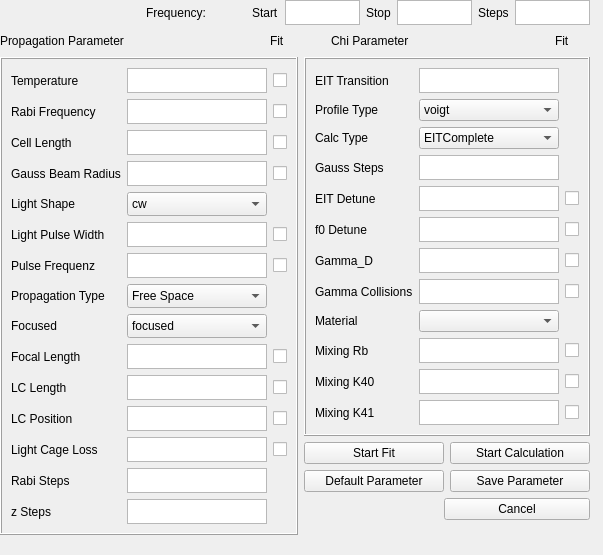
First picture: the form in spectralEIT/ui/Darwin_configurationTab.ui, repository ritterdo/spectralEIT, before the edit.
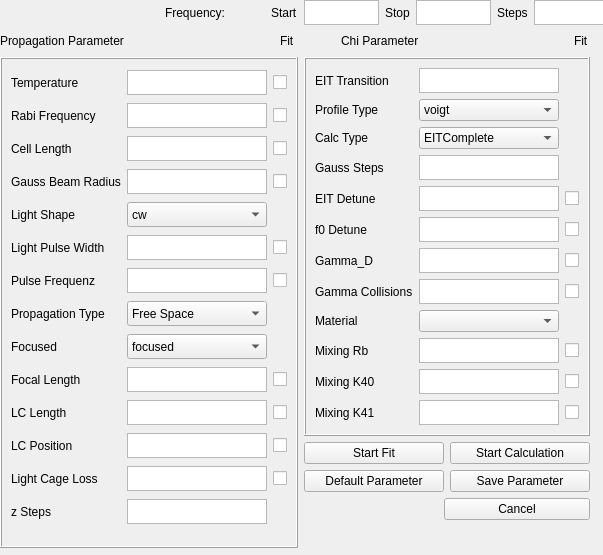
Second picture: the form after the edit.

Commit message: remove RabiSteps parameter

```diff
--- a/spectralEIT/ui/Darwin_configurationTab.ui
+++ b/spectralEIT/ui/Darwin_configurationTab.ui
@@ -21,8 +21,8 @@
     <rect>
      <x>0</x>
      <y>0</y>
-     <width>610</width>
-     <height>551</height>
+     <width>629</width>
+     <height>576</height>
     </rect>
    </property>
    <layout class="QVBoxLayout" name="verticalLayout">
@@ -331,12 +331,12 @@
         </property>
         <layout class="QHBoxLayout" name="horizontalLayout_8">
          <item>
-          <layout class="QGridLayout" name="gridLayout" rowstretch="0,0,0,0,0,0,0,0,0,0,0,0,0,0,0" columnstretch="0,0,0">
+          <layout class="QGridLayout" name="gridLayout" rowstretch="0,0,0,0,0,0,0,0,0,0,0,0,0,0" columnstretch="0,0,0">
            <property name="sizeConstraint">
             <enum>QLayout::SetFixedSize</enum>
            </property>
-           <item row="0" column="0">
-            <widget class="QLabel" name="label_par_T">
+           <item row="6" column="0">
+            <widget class="QLabel" name="label_par_pulseFreq">
              <property name="sizePolicy">
               <sizepolicy hsizetype="Minimum" vsizetype="Minimum">
                <horstretch>0</horstretch>
@@ -350,10 +350,52 @@
               <bool>true</bool>
              </property>
              <property name="text">
-              <string>Temperature</string>
+              <string>Pulse Frequenz</string>
              </property>
             </widget>
            </item>
+           <item row="5" column="2">
+            <widget class="QCheckBox" name="checkBox_dt">
+             <property name="sizePolicy">
+              <sizepolicy hsizetype="Minimum" vsizetype="Minimum">
+               <horstretch>0</horstretch>
+               <verstretch>0</verstretch>
+              </sizepolicy>
+             </property>
+             <property name="cursor">
+              <cursorShape>PointingHandCursor</cursorShape>
+             </property>
+             <property name="text">
+              <string/>
+             </property>
+            </widget>
+           </item>
+           <item row="7" column="1">
+            <widget class="QComboBox" name="comboBox_prop">
+             <property name="sizePolicy">
+              <sizepolicy hsizetype="Minimum" vsizetype="Minimum">
+               <horstretch>0</horstretch>
+               <verstretch>0</verstretch>
+              </sizepolicy>
+             </property>
+             <property name="maximumSize">
+              <size>
+               <width>140</width>
+               <height>25</height>
+              </size>
+             </property>
+             <item>
+              <property name="text">
+               <string>Free Space</string>
+              </property>
+             </item>
+             <item>
+              <property name="text">
+               <string>Light Cage</string>
+              </property>
+             </item>
+            </widget>
+           </item>
            <item row="8" column="1">
             <widget class="QComboBox" name="comboBox_propType">
              <property name="sizePolicy">
@@ -380,49 +422,6 @@
              </item>
             </widget>
            </item>
-           <item row="9" column="1">
-            <widget class="QTextEdit" name="textEdit_par_focalLength">
-             <property name="sizePolicy">
-              <sizepolicy hsizetype="Minimum" vsizetype="Minimum">
-               <horstretch>0</horstretch>
-               <verstretch>0</verstretch>
-              </sizepolicy>
-             </property>
-             <property name="maximumSize">
-              <size>
-               <width>140</width>
-               <height>25</height>
-              </size>
-             </property>
-             <property name="font">
-              <font>
-               <pointsize>8</pointsize>
-              </font>
-             </property>
-             <property name="cursor" stdset="0">
-              <cursorShape>IBeamCursor</cursorShape>
-             </property>
-             <property name="tabChangesFocus">
-              <bool>true</bool>
-             </property>
-            </widget>
-           </item>
-           <item row="5" column="2">
-            <widget class="QCheckBox" name="checkBox_dt">
-             <property name="sizePolicy">
-              <sizepolicy hsizetype="Minimum" vsizetype="Minimum">
-               <horstretch>0</horstretch>
-               <verstretch>0</verstretch>
-              </sizepolicy>
-             </property>
-             <property name="cursor">
-              <cursorShape>PointingHandCursor</cursorShape>
-             </property>
-             <property name="text">
-              <string/>
-             </property>
-            </widget>
-           </item>
            <item row="7" column="0">
             <widget class="QLabel" name="label_par_prop">
              <property name="sizePolicy">
@@ -442,8 +441,28 @@
              </property>
             </widget>
            </item>
-           <item row="3" column="0">
-            <widget class="QLabel" name="label_par_width0">
+           <item row="4" column="1">
+            <widget class="QComboBox" name="comboBox_lightShape">
+             <property name="maximumSize">
+              <size>
+               <width>140</width>
+               <height>25</height>
+              </size>
+             </property>
+             <item>
+              <property name="text">
+               <string>cw</string>
+              </property>
+             </item>
+             <item>
+              <property name="text">
+               <string>pulse</string>
+              </property>
+             </item>
+            </widget>
+           </item>
+           <item row="0" column="0">
+            <widget class="QLabel" name="label_par_T">
              <property name="sizePolicy">
               <sizepolicy hsizetype="Minimum" vsizetype="Minimum">
                <horstretch>0</horstretch>
@@ -457,12 +476,12 @@
               <bool>true</bool>
              </property>
              <property name="text">
-              <string>Gauss Beam Radius</string>
+              <string>Temperature</string>
              </property>
             </widget>
            </item>
-           <item row="1" column="0">
-            <widget class="QLabel" name="label_par_rabiFrequency">
+           <item row="8" column="0">
+            <widget class="QLabel" name="label_par_propType">
              <property name="sizePolicy">
               <sizepolicy hsizetype="Minimum" vsizetype="Minimum">
                <horstretch>0</horstretch>
@@ -476,7 +495,179 @@
               <bool>true</bool>
              </property>
              <property name="text">
-              <string>Rabi Frequency</string>
+              <string>Focused</string>
+             </property>
+            </widget>
+           </item>
+           <item row="3" column="2">
+            <widget class="QCheckBox" name="checkBox_width0">
+             <property name="sizePolicy">
+              <sizepolicy hsizetype="Minimum" vsizetype="Minimum">
+               <horstretch>0</horstretch>
+               <verstretch>0</verstretch>
+              </sizepolicy>
+             </property>
+             <property name="cursor">
+              <cursorShape>PointingHandCursor</cursorShape>
+             </property>
+             <property name="text">
+              <string/>
+             </property>
+            </widget>
+           </item>
+           <item row="2" column="2">
+            <widget class="QCheckBox" name="checkBox_cellLength">
+             <property name="sizePolicy">
+              <sizepolicy hsizetype="Minimum" vsizetype="Minimum">
+               <horstretch>0</horstretch>
+               <verstretch>0</verstretch>
+              </sizepolicy>
+             </property>
+             <property name="cursor">
+              <cursorShape>PointingHandCursor</cursorShape>
+             </property>
+             <property name="text">
+              <string/>
+             </property>
+            </widget>
+           </item>
+           <item row="13" column="0">
+            <widget class="QLabel" name="label_par_zsteps">
+             <property name="sizePolicy">
+              <sizepolicy hsizetype="Minimum" vsizetype="Minimum">
+               <horstretch>0</horstretch>
+               <verstretch>0</verstretch>
+              </sizepolicy>
+             </property>
+             <property name="cursor">
+              <cursorShape>PointingHandCursor</cursorShape>
+             </property>
+             <property name="mouseTracking">
+              <bool>true</bool>
+             </property>
+             <property name="text">
+              <string>z Steps</string>
+             </property>
+            </widget>
+           </item>
+           <item row="9" column="1">
+            <widget class="QTextEdit" name="textEdit_par_focalLength">
+             <property name="sizePolicy">
+              <sizepolicy hsizetype="Minimum" vsizetype="Minimum">
+               <horstretch>0</horstretch>
+               <verstretch>0</verstretch>
+              </sizepolicy>
+             </property>
+             <property name="maximumSize">
+              <size>
+               <width>140</width>
+               <height>25</height>
+              </size>
+             </property>
+             <property name="font">
+              <font>
+               <pointsize>8</pointsize>
+              </font>
+             </property>
+             <property name="cursor" stdset="0">
+              <cursorShape>IBeamCursor</cursorShape>
+             </property>
+             <property name="tabChangesFocus">
+              <bool>true</bool>
+             </property>
+            </widget>
+           </item>
+           <item row="6" column="2">
+            <widget class="QCheckBox" name="checkBox_pulseFreq">
+             <property name="sizePolicy">
+              <sizepolicy hsizetype="Minimum" vsizetype="Minimum">
+               <horstretch>0</horstretch>
+               <verstretch>0</verstretch>
+              </sizepolicy>
+             </property>
+             <property name="cursor">
+              <cursorShape>PointingHandCursor</cursorShape>
+             </property>
+             <property name="text">
+              <string/>
+             </property>
+            </widget>
+           </item>
+           <item row="12" column="2">
+            <widget class="QCheckBox" name="checkBox_lossdB">
+             <property name="sizePolicy">
+              <sizepolicy hsizetype="Minimum" vsizetype="Minimum">
+               <horstretch>0</horstretch>
+               <verstretch>0</verstretch>
+              </sizepolicy>
+             </property>
+             <property name="cursor">
+              <cursorShape>PointingHandCursor</cursorShape>
+             </property>
+             <property name="text">
+              <string/>
+             </property>
+            </widget>
+           </item>
+           <item row="3" column="1">
+            <widget class="QTextEdit" name="textEdit_par_width0">
+             <property name="sizePolicy">
+              <sizepolicy hsizetype="Minimum" vsizetype="Minimum">
+               <horstretch>0</horstretch>
+               <verstretch>0</verstretch>
+              </sizepolicy>
+             </property>
+             <property name="maximumSize">
+              <size>
+               <width>140</width>
+               <height>25</height>
+              </size>
+             </property>
+             <property name="font">
+              <font>
+               <pointsize>8</pointsize>
+              </font>
+             </property>
+             <property name="cursor" stdset="0">
+              <cursorShape>IBeamCursor</cursorShape>
+             </property>
+             <property name="tabChangesFocus">
+              <bool>true</bool>
+             </property>
+            </widget>
+           </item>
+           <item row="9" column="2">
+            <widget class="QCheckBox" name="checkBox_focalLength">
+             <property name="sizePolicy">
+              <sizepolicy hsizetype="Minimum" vsizetype="Minimum">
+               <horstretch>0</horstretch>
+               <verstretch>0</verstretch>
+              </sizepolicy>
+             </property>
+             <property name="cursor">
+              <cursorShape>PointingHandCursor</cursorShape>
+             </property>
+             <property name="text">
+              <string/>
+             </property>
+            </widget>
+           </item>
+           <item row="4" column="0">
+            <widget class="QLabel" name="label_par_lightShape">
+             <property name="sizePolicy">
+              <sizepolicy hsizetype="Minimum" vsizetype="Minimum">
+               <horstretch>0</horstretch>
+               <verstretch>0</verstretch>
+              </sizepolicy>
+             </property>
+             <property name="cursor">
+              <cursorShape>PointingHandCursor</cursorShape>
+             </property>
+             <property name="mouseTracking">
+              <bool>true</bool>
+             </property>
+             <property name="text">
+              <string>Light Shape</string>
              </property>
             </widget>
            </item>
@@ -515,31 +706,39 @@
              </property>
             </widget>
            </item>
-           <item row="2" column="1">
-            <widget class="QTextEdit" name="textEdit_par_cellLength">
+           <item row="10" column="2">
+            <widget class="QCheckBox" name="checkBox_lcLength">
              <property name="sizePolicy">
               <sizepolicy hsizetype="Minimum" vsizetype="Minimum">
                <horstretch>0</horstretch>
                <verstretch>0</verstretch>
               </sizepolicy>
              </property>
-             <property name="maximumSize">
-              <size>
-               <width>140</width>
-               <height>25</height>
-              </size>
+             <property name="cursor">
+              <cursorShape>PointingHandCursor</cursorShape>
              </property>
-             <property name="font">
-              <font>
-               <pointsize>8</pointsize>
-              </font>
+             <property name="text">
+              <string/>
              </property>
-             <property name="cursor" stdset="0">
-              <cursorShape>IBeamCursor</cursorShape>
+            </widget>
+           </item>
+           <item row="11" column="0">
+            <widget class="QLabel" name="label_par_posLC">
+             <property name="sizePolicy">
+              <sizepolicy hsizetype="Minimum" vsizetype="Minimum">
+               <horstretch>0</horstretch>
+               <verstretch>0</verstretch>
+              </sizepolicy>
              </property>
-             <property name="tabChangesFocus">
+             <property name="cursor">
+              <cursorShape>PointingHandCursor</cursorShape>
+             </property>
+             <property name="mouseTracking">
               <bool>true</bool>
              </property>
+             <property name="text">
+              <string>LC Position</string>
+             </property>
             </widget>
            </item>
            <item row="5" column="1">
@@ -569,119 +768,6 @@
              </property>
             </widget>
            </item>
-           <item row="10" column="1">
-            <widget class="QTextEdit" name="textEdit_par_lcLength">
-             <property name="sizePolicy">
-              <sizepolicy hsizetype="Minimum" vsizetype="Minimum">
-               <horstretch>0</horstretch>
-               <verstretch>0</verstretch>
-              </sizepolicy>
-             </property>
-             <property name="maximumSize">
-              <size>
-               <width>140</width>
-               <height>25</height>
-              </size>
-             </property>
-             <property name="font">
-              <font>
-               <pointsize>8</pointsize>
-              </font>
-             </property>
-             <property name="cursor" stdset="0">
-              <cursorShape>IBeamCursor</cursorShape>
-             </property>
-             <property name="tabChangesFocus">
-              <bool>true</bool>
-             </property>
-            </widget>
-           </item>
-           <item row="11" column="1">
-            <widget class="QTextEdit" name="textEdit_par_posLC">
-             <property name="sizePolicy">
-              <sizepolicy hsizetype="Minimum" vsizetype="Minimum">
-               <horstretch>0</horstretch>
-               <verstretch>0</verstretch>
-              </sizepolicy>
-             </property>
-             <property name="maximumSize">
-              <size>
-               <width>140</width>
-               <height>25</height>
-              </size>
-             </property>
-             <property name="font">
-              <font>
-               <pointsize>8</pointsize>
-              </font>
-             </property>
-             <property name="cursor" stdset="0">
-              <cursorShape>IBeamCursor</cursorShape>
-             </property>
-             <property name="tabChangesFocus">
-              <bool>true</bool>
-             </property>
-            </widget>
-           </item>
-           <item row="1" column="2">
-            <widget class="QCheckBox" name="checkBox_rabiFrequency">
-             <property name="sizePolicy">
-              <sizepolicy hsizetype="Minimum" vsizetype="Minimum">
-               <horstretch>0</horstretch>
-               <verstretch>0</verstretch>
-              </sizepolicy>
-             </property>
-             <property name="cursor">
-              <cursorShape>PointingHandCursor</cursorShape>
-             </property>
-             <property name="text">
-              <string/>
-             </property>
-            </widget>
-           </item>
-           <item row="6" column="1">
-            <widget class="QTextEdit" name="textEdit_par_pulseFreq">
-             <property name="sizePolicy">
-              <sizepolicy hsizetype="Minimum" vsizetype="Minimum">
-               <horstretch>0</horstretch>
-               <verstretch>0</verstretch>
-              </sizepolicy>
-             </property>
-             <property name="maximumSize">
-              <size>
-               <width>140</width>
-               <height>25</height>
-              </size>
-             </property>
-             <property name="font">
-              <font>
-               <pointsize>8</pointsize>
-              </font>
-             </property>
-             <property name="cursor" stdset="0">
-              <cursorShape>IBeamCursor</cursorShape>
-             </property>
-             <property name="tabChangesFocus">
-              <bool>true</bool>
-             </property>
-            </widget>
-           </item>
-           <item row="6" column="2">
-            <widget class="QCheckBox" name="checkBox_pulseFreq">
-             <property name="sizePolicy">
-              <sizepolicy hsizetype="Minimum" vsizetype="Minimum">
-               <horstretch>0</horstretch>
-               <verstretch>0</verstretch>
-              </sizepolicy>
-             </property>
-             <property name="cursor">
-              <cursorShape>PointingHandCursor</cursorShape>
-             </property>
-             <property name="text">
-              <string/>
-             </property>
-            </widget>
-           </item>
            <item row="0" column="1">
             <widget class="QTextEdit" name="textEdit_par_T">
              <property name="sizePolicy">
@@ -709,8 +795,8 @@
              </property>
             </widget>
            </item>
-           <item row="6" column="0">
-            <widget class="QLabel" name="label_par_pulseFreq">
+           <item row="1" column="0">
+            <widget class="QLabel" name="label_par_rabiFrequency">
              <property name="sizePolicy">
               <sizepolicy hsizetype="Minimum" vsizetype="Minimum">
                <horstretch>0</horstretch>
@@ -724,12 +810,12 @@
               <bool>true</bool>
              </property>
              <property name="text">
-              <string>Pulse Frequenz</string>
+              <string>Rabi Frequency</string>
              </property>
             </widget>
            </item>
-           <item row="5" column="0">
-            <widget class="QLabel" name="label_par_dt">
+           <item row="3" column="0">
+            <widget class="QLabel" name="label_par_width0">
              <property name="sizePolicy">
               <sizepolicy hsizetype="Minimum" vsizetype="Minimum">
                <horstretch>0</horstretch>
@@ -743,45 +829,7 @@
               <bool>true</bool>
              </property>
              <property name="text">
-              <string>Light Pulse Width</string>
-             </property>
-            </widget>
-           </item>
-           <item row="4" column="0">
-            <widget class="QLabel" name="label_par_lightShape">
-             <property name="sizePolicy">
-              <sizepolicy hsizetype="Minimum" vsizetype="Minimum">
-               <horstretch>0</horstretch>
-               <verstretch>0</verstretch>
-              </sizepolicy>
-             </property>
-             <property name="cursor">
-              <cursorShape>PointingHandCursor</cursorShape>
-             </property>
-             <property name="mouseTracking">
-              <bool>true</bool>
-             </property>
-             <property name="text">
-              <string>Light Shape</string>
-             </property>
-            </widget>
-           </item>
-           <item row="8" column="0">
-            <widget class="QLabel" name="label_par_propType">
-             <property name="sizePolicy">
-              <sizepolicy hsizetype="Minimum" vsizetype="Minimum">
-               <horstretch>0</horstretch>
-               <verstretch>0</verstretch>
-              </sizepolicy>
-             </property>
-             <property name="cursor">
-              <cursorShape>PointingHandCursor</cursorShape>
-             </property>
-             <property name="mouseTracking">
-              <bool>true</bool>
-             </property>
-             <property name="text">
-              <string>Focused</string>
+              <string>Gauss Beam Radius</string>
              </property>
             </widget>
            </item>
@@ -804,231 +852,7 @@
              </property>
             </widget>
            </item>
-           <item row="14" column="0">
-            <widget class="QLabel" name="label_par_zsteps">
-             <property name="sizePolicy">
-              <sizepolicy hsizetype="Minimum" vsizetype="Minimum">
-               <horstretch>0</horstretch>
-               <verstretch>0</verstretch>
-              </sizepolicy>
-             </property>
-             <property name="cursor">
-              <cursorShape>PointingHandCursor</cursorShape>
-             </property>
-             <property name="mouseTracking">
-              <bool>true</bool>
-             </property>
-             <property name="text">
-              <string>z Steps</string>
-             </property>
-            </widget>
-           </item>
-           <item row="13" column="0">
-            <widget class="QLabel" name="label_par_rabiSteps">
-             <property name="sizePolicy">
-              <sizepolicy hsizetype="Minimum" vsizetype="Minimum">
-               <horstretch>0</horstretch>
-               <verstretch>0</verstretch>
-              </sizepolicy>
-             </property>
-             <property name="cursor">
-              <cursorShape>PointingHandCursor</cursorShape>
-             </property>
-             <property name="mouseTracking">
-              <bool>true</bool>
-             </property>
-             <property name="text">
-              <string>Rabi Steps</string>
-             </property>
-            </widget>
-           </item>
-           <item row="11" column="0">
-            <widget class="QLabel" name="label_par_posLC">
-             <property name="sizePolicy">
-              <sizepolicy hsizetype="Minimum" vsizetype="Minimum">
-               <horstretch>0</horstretch>
-               <verstretch>0</verstretch>
-              </sizepolicy>
-             </property>
-             <property name="cursor">
-              <cursorShape>PointingHandCursor</cursorShape>
-             </property>
-             <property name="mouseTracking">
-              <bool>true</bool>
-             </property>
-             <property name="text">
-              <string>LC Position</string>
-             </property>
-            </widget>
-           </item>
-           <item row="12" column="0">
-            <widget class="QLabel" name="label_par_lossdB">
-             <property name="sizePolicy">
-              <sizepolicy hsizetype="Minimum" vsizetype="Minimum">
-               <horstretch>0</horstretch>
-               <verstretch>0</verstretch>
-              </sizepolicy>
-             </property>
-             <property name="cursor">
-              <cursorShape>PointingHandCursor</cursorShape>
-             </property>
-             <property name="mouseTracking">
-              <bool>true</bool>
-             </property>
-             <property name="text">
-              <string>Light Cage Loss</string>
-             </property>
-            </widget>
-           </item>
-           <item row="10" column="0">
-            <widget class="QLabel" name="label_par_lcLength">
-             <property name="sizePolicy">
-              <sizepolicy hsizetype="Minimum" vsizetype="Minimum">
-               <horstretch>0</horstretch>
-               <verstretch>0</verstretch>
-              </sizepolicy>
-             </property>
-             <property name="cursor">
-              <cursorShape>PointingHandCursor</cursorShape>
-             </property>
-             <property name="mouseTracking">
-              <bool>true</bool>
-             </property>
-             <property name="text">
-              <string>LC Length</string>
-             </property>
-            </widget>
-           </item>
-           <item row="1" column="1">
-            <widget class="QTextEdit" name="textEdit_par_rabiFrequency">
-             <property name="sizePolicy">
-              <sizepolicy hsizetype="Minimum" vsizetype="Minimum">
-               <horstretch>0</horstretch>
-               <verstretch>0</verstretch>
-              </sizepolicy>
-             </property>
-             <property name="maximumSize">
-              <size>
-               <width>140</width>
-               <height>25</height>
-              </size>
-             </property>
-             <property name="font">
-              <font>
-               <pointsize>8</pointsize>
-              </font>
-             </property>
-             <property name="cursor" stdset="0">
-              <cursorShape>IBeamCursor</cursorShape>
-             </property>
-             <property name="tabChangesFocus">
-              <bool>true</bool>
-             </property>
-            </widget>
-           </item>
-           <item row="0" column="2">
-            <widget class="QCheckBox" name="checkBox_T">
-             <property name="sizePolicy">
-              <sizepolicy hsizetype="Minimum" vsizetype="Minimum">
-               <horstretch>0</horstretch>
-               <verstretch>0</verstretch>
-              </sizepolicy>
-             </property>
-             <property name="cursor">
-              <cursorShape>PointingHandCursor</cursorShape>
-             </property>
-             <property name="text">
-              <string/>
-             </property>
-            </widget>
-           </item>
            <item row="13" column="1">
-            <widget class="QTextEdit" name="textEdit_par_rabiSteps">
-             <property name="sizePolicy">
-              <sizepolicy hsizetype="Minimum" vsizetype="Minimum">
-               <horstretch>0</horstretch>
-               <verstretch>0</verstretch>
-              </sizepolicy>
-             </property>
-             <property name="maximumSize">
-              <size>
-               <width>140</width>
-               <height>25</height>
-              </size>
-             </property>
-             <property name="font">
-              <font>
-               <pointsize>8</pointsize>
-              </font>
-             </property>
-             <property name="cursor" stdset="0">
-              <cursorShape>IBeamCursor</cursorShape>
-             </property>
-            </widget>
-           </item>
-           <item row="4" column="1">
-            <widget class="QComboBox" name="comboBox_lightShape">
-             <property name="maximumSize">
-              <size>
-               <width>140</width>
-               <height>25</height>
-              </size>
-             </property>
-             <item>
-              <property name="text">
-               <string>cw</string>
-              </property>
-             </item>
-             <item>
-              <property name="text">
-               <string>pulse</string>
-              </property>
-             </item>
-            </widget>
-           </item>
-           <item row="7" column="1">
-            <widget class="QComboBox" name="comboBox_prop">
-             <property name="sizePolicy">
-              <sizepolicy hsizetype="Minimum" vsizetype="Minimum">
-               <horstretch>0</horstretch>
-               <verstretch>0</verstretch>
-              </sizepolicy>
-             </property>
-             <property name="maximumSize">
-              <size>
-               <width>140</width>
-               <height>25</height>
-              </size>
-             </property>
-             <item>
-              <property name="text">
-               <string>Free Space</string>
-              </property>
-             </item>
-             <item>
-              <property name="text">
-               <string>Light Cage</string>
-              </property>
-             </item>
-            </widget>
-           </item>
-           <item row="2" column="2">
-            <widget class="QCheckBox" name="checkBox_cellLength">
-             <property name="sizePolicy">
-              <sizepolicy hsizetype="Minimum" vsizetype="Minimum">
-               <horstretch>0</horstretch>
-               <verstretch>0</verstretch>
-              </sizepolicy>
-             </property>
-             <property name="cursor">
-              <cursorShape>PointingHandCursor</cursorShape>
-             </property>
-             <property name="text">
-              <string/>
-             </property>
-            </widget>
-           </item>
-           <item row="14" column="1">
             <widget class="QTextEdit" name="textEdit_par_zsteps">
              <property name="sizePolicy">
               <sizepolicy hsizetype="Minimum" vsizetype="Minimum">
@@ -1052,8 +876,8 @@
              </property>
             </widget>
            </item>
-           <item row="3" column="1">
-            <widget class="QTextEdit" name="textEdit_par_width0">
+           <item row="10" column="1">
+            <widget class="QTextEdit" name="textEdit_par_lcLength">
              <property name="sizePolicy">
               <sizepolicy hsizetype="Minimum" vsizetype="Minimum">
                <horstretch>0</horstretch>
@@ -1079,19 +903,30 @@
              </property>
             </widget>
            </item>
-           <item row="3" column="2">
-            <widget class="QCheckBox" name="checkBox_width0">
+           <item row="6" column="1">
+            <widget class="QTextEdit" name="textEdit_par_pulseFreq">
              <property name="sizePolicy">
               <sizepolicy hsizetype="Minimum" vsizetype="Minimum">
                <horstretch>0</horstretch>
                <verstretch>0</verstretch>
               </sizepolicy>
              </property>
-             <property name="cursor">
-              <cursorShape>PointingHandCursor</cursorShape>
+             <property name="maximumSize">
+              <size>
+               <width>140</width>
+               <height>25</height>
+              </size>
              </property>
-             <property name="text">
-              <string/>
+             <property name="font">
+              <font>
+               <pointsize>8</pointsize>
+              </font>
+             </property>
+             <property name="cursor" stdset="0">
+              <cursorShape>IBeamCursor</cursorShape>
+             </property>
+             <property name="tabChangesFocus">
+              <bool>true</bool>
              </property>
             </widget>
            </item>
@@ -1119,14 +954,41 @@
              </property>
             </widget>
            </item>
-           <item row="12" column="2">
-            <widget class="QCheckBox" name="checkBox_lossdB">
+           <item row="1" column="1">
+            <widget class="QTextEdit" name="textEdit_par_rabiFrequency">
              <property name="sizePolicy">
               <sizepolicy hsizetype="Minimum" vsizetype="Minimum">
                <horstretch>0</horstretch>
                <verstretch>0</verstretch>
               </sizepolicy>
              </property>
+             <property name="maximumSize">
+              <size>
+               <width>140</width>
+               <height>25</height>
+              </size>
+             </property>
+             <property name="font">
+              <font>
+               <pointsize>8</pointsize>
+              </font>
+             </property>
+             <property name="cursor" stdset="0">
+              <cursorShape>IBeamCursor</cursorShape>
+             </property>
+             <property name="tabChangesFocus">
+              <bool>true</bool>
+             </property>
+            </widget>
+           </item>
+           <item row="1" column="2">
+            <widget class="QCheckBox" name="checkBox_rabiFrequency">
+             <property name="sizePolicy">
+              <sizepolicy hsizetype="Minimum" vsizetype="Minimum">
+               <horstretch>0</horstretch>
+               <verstretch>0</verstretch>
+              </sizepolicy>
+             </property>
              <property name="cursor">
               <cursorShape>PointingHandCursor</cursorShape>
              </property>
@@ -1135,8 +997,8 @@
              </property>
             </widget>
            </item>
-           <item row="10" column="2">
-            <widget class="QCheckBox" name="checkBox_lcLength">
+           <item row="0" column="2">
+            <widget class="QCheckBox" name="checkBox_T">
              <property name="sizePolicy">
               <sizepolicy hsizetype="Minimum" vsizetype="Minimum">
                <horstretch>0</horstretch>
@@ -1151,8 +1013,8 @@
              </property>
             </widget>
            </item>
-           <item row="9" column="2">
-            <widget class="QCheckBox" name="checkBox_focalLength">
+           <item row="10" column="0">
+            <widget class="QLabel" name="label_par_lcLength">
              <property name="sizePolicy">
               <sizepolicy hsizetype="Minimum" vsizetype="Minimum">
                <horstretch>0</horstretch>
@@ -1162,8 +1024,103 @@
              <property name="cursor">
               <cursorShape>PointingHandCursor</cursorShape>
              </property>
+             <property name="mouseTracking">
+              <bool>true</bool>
+             </property>
              <property name="text">
-              <string/>
+              <string>LC Length</string>
+             </property>
+            </widget>
+           </item>
+           <item row="11" column="1">
+            <widget class="QTextEdit" name="textEdit_par_posLC">
+             <property name="sizePolicy">
+              <sizepolicy hsizetype="Minimum" vsizetype="Minimum">
+               <horstretch>0</horstretch>
+               <verstretch>0</verstretch>
+              </sizepolicy>
+             </property>
+             <property name="maximumSize">
+              <size>
+               <width>140</width>
+               <height>25</height>
+              </size>
+             </property>
+             <property name="font">
+              <font>
+               <pointsize>8</pointsize>
+              </font>
+             </property>
+             <property name="cursor" stdset="0">
+              <cursorShape>IBeamCursor</cursorShape>
+             </property>
+             <property name="tabChangesFocus">
+              <bool>true</bool>
+             </property>
+            </widget>
+           </item>
+           <item row="12" column="0">
+            <widget class="QLabel" name="label_par_lossdB">
+             <property name="sizePolicy">
+              <sizepolicy hsizetype="Minimum" vsizetype="Minimum">
+               <horstretch>0</horstretch>
+               <verstretch>0</verstretch>
+              </sizepolicy>
+             </property>
+             <property name="cursor">
+              <cursorShape>PointingHandCursor</cursorShape>
+             </property>
+             <property name="mouseTracking">
+              <bool>true</bool>
+             </property>
+             <property name="text">
+              <string>Light Cage Loss</string>
+             </property>
+            </widget>
+           </item>
+           <item row="5" column="0">
+            <widget class="QLabel" name="label_par_dt">
+             <property name="sizePolicy">
+              <sizepolicy hsizetype="Minimum" vsizetype="Minimum">
+               <horstretch>0</horstretch>
+               <verstretch>0</verstretch>
+              </sizepolicy>
+             </property>
+             <property name="cursor">
+              <cursorShape>PointingHandCursor</cursorShape>
+             </property>
+             <property name="mouseTracking">
+              <bool>true</bool>
+             </property>
+             <property name="text">
+              <string>Light Pulse Width</string>
+             </property>
+            </widget>
+           </item>
+           <item row="2" column="1">
+            <widget class="QTextEdit" name="textEdit_par_cellLength">
+             <property name="sizePolicy">
+              <sizepolicy hsizetype="Minimum" vsizetype="Minimum">
+               <horstretch>0</horstretch>
+               <verstretch>0</verstretch>
+              </sizepolicy>
+             </property>
+             <property name="maximumSize">
+              <size>
+               <width>140</width>
+               <height>25</height>
+              </size>
+             </property>
+             <property name="font">
+              <font>
+               <pointsize>8</pointsize>
+              </font>
+             </property>
+             <property name="cursor" stdset="0">
+              <cursorShape>IBeamCursor</cursorShape>
+             </property>
+             <property name="tabChangesFocus">
+              <bool>true</bool>
              </property>
             </widget>
            </item>
```
The commit also changes 5 other files.
